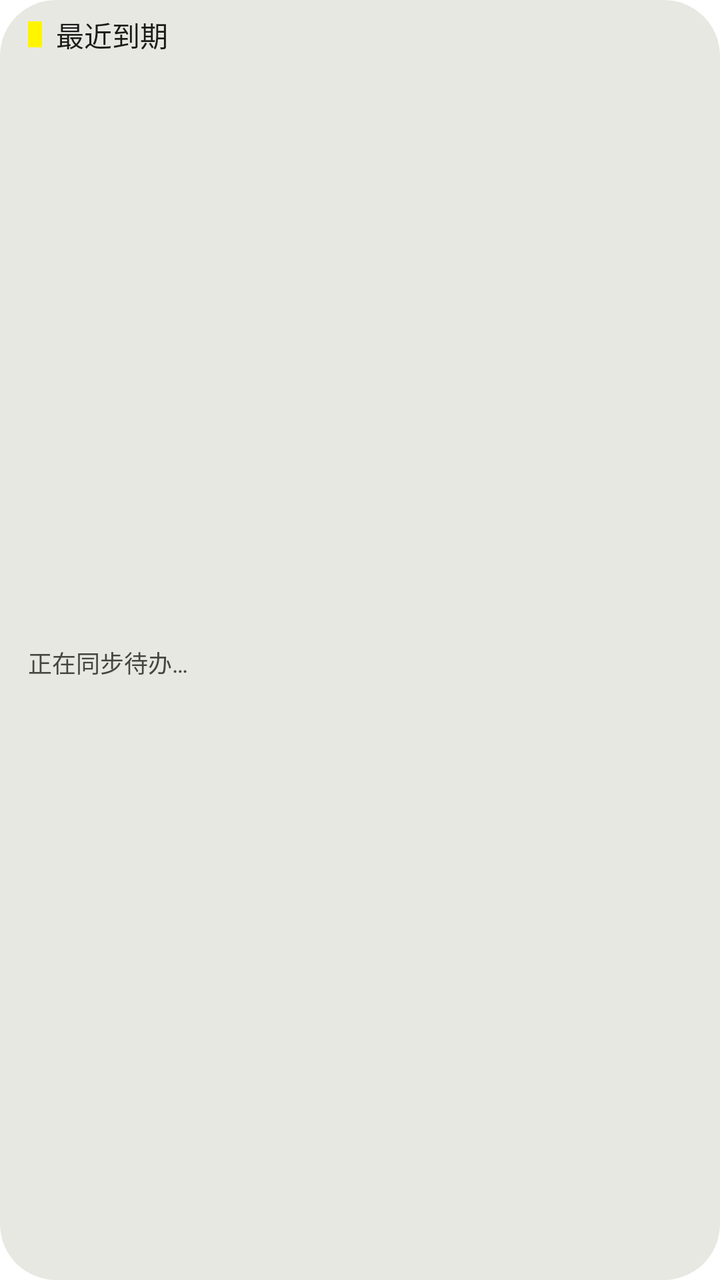
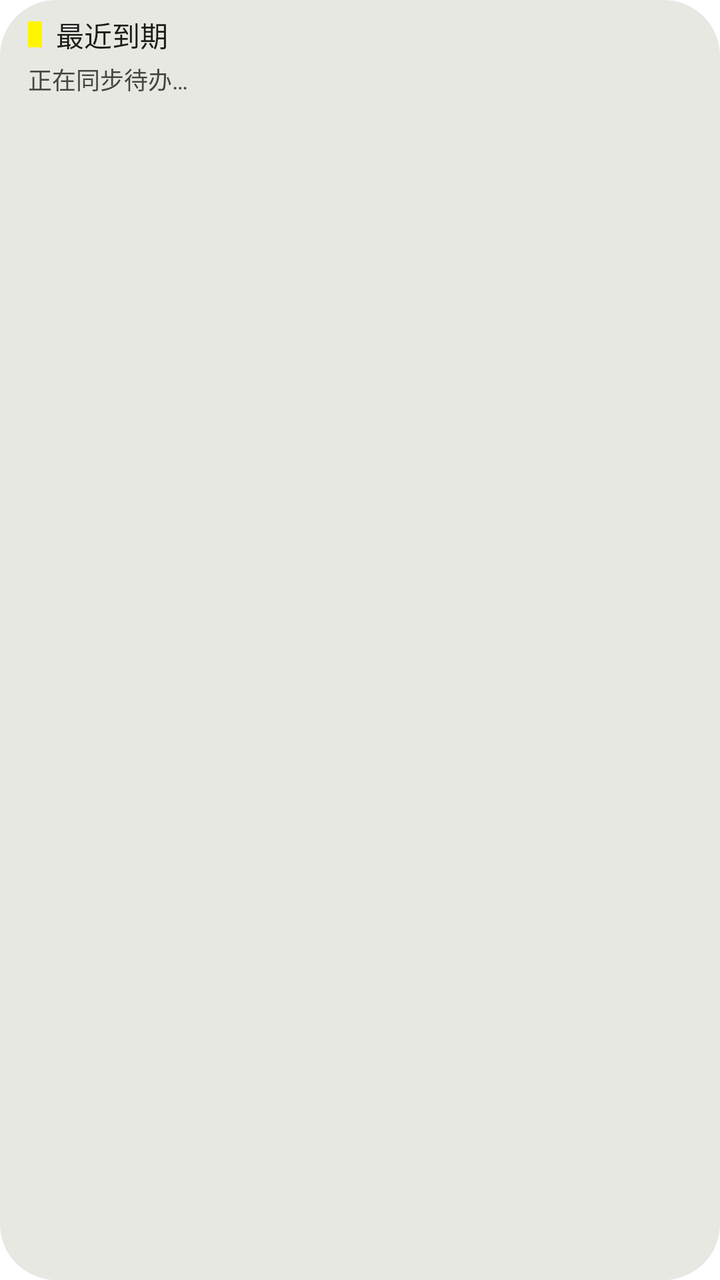

Compare the two renders of this Android layout. The source of the first and the diff that turns it into the second are given below.
<!-- AndroidManifest.xml: fallback theme Theme.MaterialComponents.DayNight.NoActionBar -->
<!-- res/layout/deadline_widget.xml -->
<LinearLayout xmlns:android="http://schemas.android.com/apk/res/android"
    android:id="@android:id/background"
    android:layout_width="match_parent"
    android:layout_height="match_parent"
    android:background="@drawable/deadline_widget_background"
    android:orientation="vertical"
    android:paddingStart="14dp"
    android:paddingEnd="14dp"
    android:paddingTop="7dp"
    android:paddingBottom="5dp">
    <LinearLayout
        android:layout_width="match_parent"
        android:layout_height="wrap_content"
        android:orientation="horizontal"
        android:gravity="center_vertical">
        <ImageView android:layout_width="7dp" android:layout_height="13dp"
            android:importantForAccessibility="no" android:background="@color/deadline_widget_accent" />
        <TextView android:id="@+id/widget_title"
            android:layout_width="match_parent" android:layout_height="wrap_content"
            android:layout_marginStart="7dp"
            android:fontFamily="sans-serif-medium" android:textColor="@color/deadline_widget_text"
            android:singleLine="true" android:ellipsize="end"
            android:textSize="14sp" android:text="@string/widget_title" />
    </LinearLayout>
    <TextView android:id="@+id/widget_status"
        android:layout_width="match_parent" android:layout_height="0dp"
        android:layout_weight="1" android:gravity="center_vertical"
        android:ellipsize="end" android:maxLines="2"
        android:text="@string/widget_loading" android:textColor="@color/deadline_widget_secondary_text" android:textSize="12sp" />
    <TextView android:id="@+id/widget_first"
        android:layout_width="match_parent" android:layout_height="0dp"
        android:layout_weight="1" android:gravity="center_vertical" android:fontFeatureSettings="tnum"
        android:singleLine="true" android:ellipsize="end" android:visibility="gone"
        android:textColor="@color/deadline_widget_text" android:textSize="12sp" />
    <TextView android:id="@+id/widget_second"
        android:layout_width="match_parent" android:layout_height="0dp"
        android:layout_weight="1" android:gravity="center_vertical" android:fontFeatureSettings="tnum"
        android:singleLine="true" android:ellipsize="end" android:visibility="gone"
        android:textColor="@color/deadline_widget_text" android:textSize="12sp" />
    <TextView android:id="@+id/widget_third"
        android:layout_width="match_parent" android:layout_height="0dp"
        android:layout_weight="1" android:gravity="center_vertical" android:fontFeatureSettings="tnum"
        android:singleLine="true" android:ellipsize="end" android:visibility="gone"
        android:textColor="@color/deadline_widget_text" android:textSize="12sp" />
</LinearLayout>
<!-- resources referenced by this layout -->
<resources>
  <color name="deadline_widget_accent">#FFF500</color>
  <color name="deadline_widget_secondary_text">#44463F</color>
  <color name="deadline_widget_text">#1B1B18</color>
  <!-- drawable deadline_widget_background (drawable) -->
  <?xml version="1.0" encoding="utf-8"?>
  <shape xmlns:android="http://schemas.android.com/apk/res/android" android:shape="rectangle">
      <solid android:color="@color/deadline_widget_surface" />
      <corners android:radius="@dimen/deadline_widget_radius" />
  </shape>
  <string name="widget_loading">正在同步待办…</string>
  <string name="widget_title">最近到期</string>
  <color name="deadline_widget_surface">#E8E8E2</color>
  <dimen name="deadline_widget_radius">18dp</dimen>
</resources>

<!-- the commit's change to res/layout/deadline_widget.xml (unified diff, before → after) -->
@@ -23,23 +23,53 @@
             android:textSize="14sp" android:text="@string/widget_title" />
     </LinearLayout>
     <TextView android:id="@+id/widget_status"
-        android:layout_width="match_parent" android:layout_height="0dp"
-        android:layout_weight="1" android:gravity="center_vertical"
+        android:layout_width="match_parent" android:layout_height="wrap_content"
+        android:layout_marginTop="3dp"
         android:ellipsize="end" android:maxLines="2"
         android:text="@string/widget_loading" android:textColor="@color/deadline_widget_secondary_text" android:textSize="12sp" />
-    <TextView android:id="@+id/widget_first"
-        android:layout_width="match_parent" android:layout_height="0dp"
-        android:layout_weight="1" android:gravity="center_vertical" android:fontFeatureSettings="tnum"
-        android:singleLine="true" android:ellipsize="end" android:visibility="gone"
-        android:textColor="@color/deadline_widget_text" android:textSize="12sp" />
-    <TextView android:id="@+id/widget_second"
-        android:layout_width="match_parent" android:layout_height="0dp"
-        android:layout_weight="1" android:gravity="center_vertical" android:fontFeatureSettings="tnum"
-        android:singleLine="true" android:ellipsize="end" android:visibility="gone"
-        android:textColor="@color/deadline_widget_text" android:textSize="12sp" />
-    <TextView android:id="@+id/widget_third"
-        android:layout_width="match_parent" android:layout_height="0dp"
-        android:layout_weight="1" android:gravity="center_vertical" android:fontFeatureSettings="tnum"
-        android:singleLine="true" android:ellipsize="end" android:visibility="gone"
-        android:textColor="@color/deadline_widget_text" android:textSize="12sp" />
+    <LinearLayout android:id="@+id/widget_first"
+        android:layout_width="match_parent" android:layout_height="wrap_content"
+        android:layout_marginTop="2dp" android:gravity="center_vertical"
+        android:orientation="horizontal" android:visibility="gone">
+        <TextView android:id="@+id/widget_first_title"
+            android:layout_width="0dp" android:layout_height="wrap_content"
+            android:layout_weight="1" android:includeFontPadding="false"
+            android:singleLine="true" android:ellipsize="end"
+            android:textColor="@color/deadline_widget_text" android:textSize="12sp" />
+        <TextView android:id="@+id/widget_first_deadline"
+            android:layout_width="wrap_content" android:layout_height="wrap_content"
+            android:layout_marginStart="8dp" android:includeFontPadding="false"
+            android:fontFeatureSettings="tnum" android:singleLine="true"
+            android:textColor="@color/deadline_widget_secondary_text" android:textSize="12sp" />
+    </LinearLayout>
+    <LinearLayout android:id="@+id/widget_second"
+        android:layout_width="match_parent" android:layout_height="wrap_content"
+        android:layout_marginTop="2dp" android:gravity="center_vertical"
+        android:orientation="horizontal" android:visibility="gone">
+        <TextView android:id="@+id/widget_second_title"
+            android:layout_width="0dp" android:layout_height="wrap_content"
+            android:layout_weight="1" android:includeFontPadding="false"
+            android:singleLine="true" android:ellipsize="end"
+            android:textColor="@color/deadline_widget_text" android:textSize="12sp" />
+        <TextView android:id="@+id/widget_second_deadline"
+            android:layout_width="wrap_content" android:layout_height="wrap_content"
+            android:layout_marginStart="8dp" android:includeFontPadding="false"
+            android:fontFeatureSettings="tnum" android:singleLine="true"
+            android:textColor="@color/deadline_widget_secondary_text" android:textSize="12sp" />
+    </LinearLayout>
+    <LinearLayout android:id="@+id/widget_third"
+        android:layout_width="match_parent" android:layout_height="wrap_content"
+        android:layout_marginTop="2dp" android:gravity="center_vertical"
+        android:orientation="horizontal" android:visibility="gone">
+        <TextView android:id="@+id/widget_third_title"
+            android:layout_width="0dp" android:layout_height="wrap_content"
+            android:layout_weight="1" android:includeFontPadding="false"
+            android:singleLine="true" android:ellipsize="end"
+            android:textColor="@color/deadline_widget_text" android:textSize="12sp" />
+        <TextView android:id="@+id/widget_third_deadline"
+            android:layout_width="wrap_content" android:layout_height="wrap_content"
+            android:layout_marginStart="8dp" android:includeFontPadding="false"
+            android:fontFeatureSettings="tnum" android:singleLine="true"
+            android:textColor="@color/deadline_widget_secondary_text" android:textSize="12sp" />
+    </LinearLayout>
 </LinearLayout>
